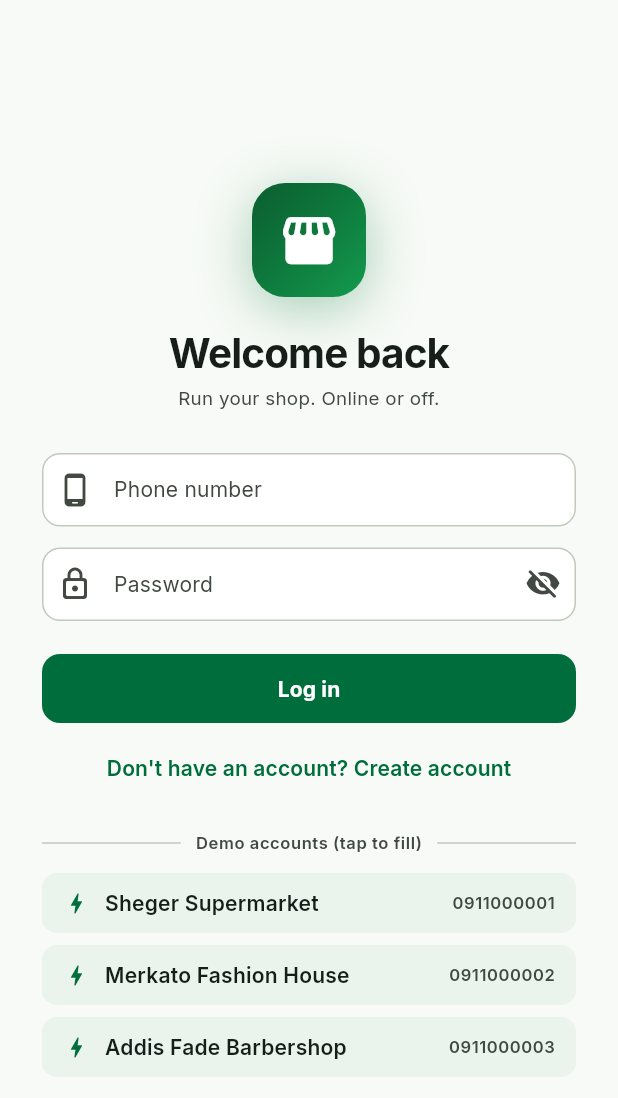
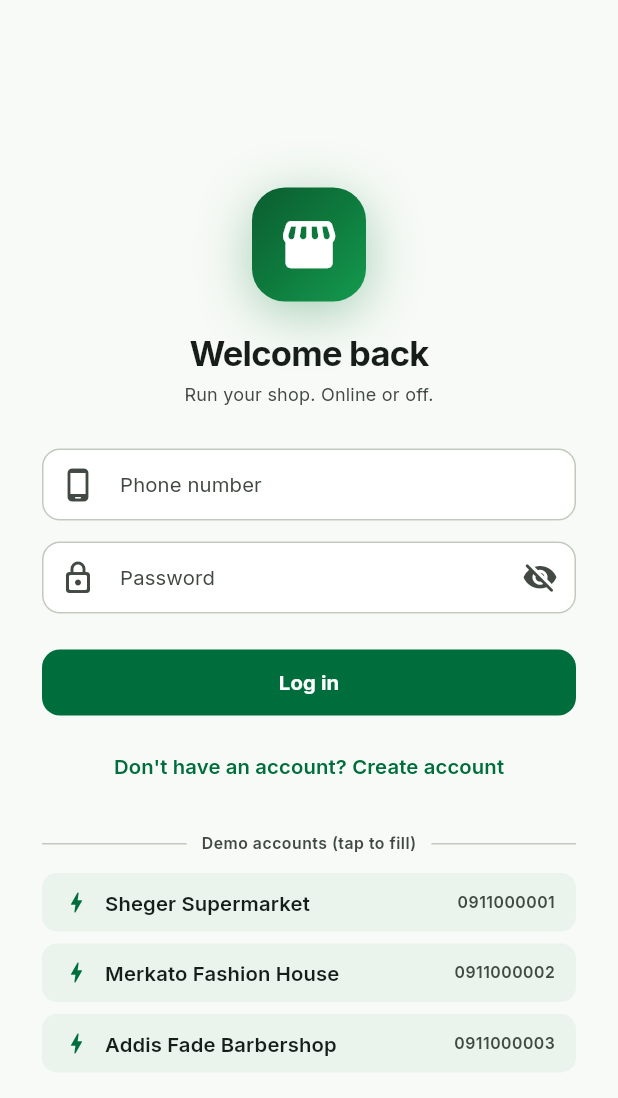
Before and after one commit to L3von36/velo, a Flutter app: the screen it shows after launch, after a tap on "🇪🇹", after a tap on "English", after a tap on "Continue", on a phone screen of 412 x 824 dp. Shown: the top 1098 px of the screen. Run offline on Flutter 3.47's test engine with Material 3 defaults, Android fonts, the phone set to English and light mode, and no system bars; our stand-ins replace connectivity_plus, fl_chart, flutter_riverpod, shared_preferences, supabase_flutter; accounts and stored records are empty; network calls fail.

Commit message:
Instagram-compact typography + 'More' bottom-nav menu
- Scale entire type system down (body 14→13.5, titles 19→17, labels tight)
  for an Instagram-like density; AppBar 64→56, buttons 50→44, navbar 72→64,
  inputs/ListTiles tightened, density comfortable→standard.
- Bottom nav (phones): Home/Sell/Catalog/Customers + 'More' button replacing
  the Reports slot. More opens a bottom sheet with Reports, Expenses, Staff,
  Settings (visibility-aware). Tablet/desktop rail unchanged.
- New l10n key 'more' (EN + AM). Version 1.2.4+7.

```diff
--- a/flutter_app/lib/l10n/app_am.arb
+++ b/flutter_app/lib/l10n/app_am.arb
@@ -43,6 +43,7 @@
   "staff": "ሠራተኞች",
   "expenses": "ወጪዎች",
   "settings": "ቅንብሮች",
+  "more": "ተጨማሪ",
   "appointments": "ቀጠሮዎች",
   "dashboard": "ዳሽቦርድ",
   "todaySales": "የዛሬ ሽያጭ",
--- a/flutter_app/lib/l10n/app_en.arb
+++ b/flutter_app/lib/l10n/app_en.arb
@@ -43,6 +43,7 @@
   "staff": "Staff",
   "expenses": "Expenses",
   "settings": "Settings",
+  "more": "More",
   "appointments": "Appointments",
   "dashboard": "Dashboard",
   "todaySales": "Today's sales",
--- a/flutter_app/lib/l10n/app_localizations.dart
+++ b/flutter_app/lib/l10n/app_localizations.dart
@@ -355,6 +355,12 @@ abstract class AppLocalizations {
   /// In en, this message translates to:
   /// **'Settings'**
   String get settings;
+
+  /// No description provided for @more.
+  ///
+  /// In en, this message translates to:
+  /// **'More'**
+  String get more;
 
   /// No description provided for @appointments.
   ///
--- a/flutter_app/lib/l10n/app_localizations_am.dart
+++ b/flutter_app/lib/l10n/app_localizations_am.dart
@@ -137,6 +137,9 @@ class AppLocalizationsAm extends AppLocalizations {
 
   @override
   String get settings => 'ቅንብሮች';
+
+  @override
+  String get more => 'ተጨማሪ';
 
   @override
   String get appointments => 'ቀጠሮዎች';
--- a/flutter_app/lib/l10n/app_localizations_en.dart
+++ b/flutter_app/lib/l10n/app_localizations_en.dart
@@ -138,6 +138,9 @@ class AppLocalizationsEn extends AppLocalizations {
 
   @override
   String get settings => 'Settings';
+
+  @override
+  String get more => 'More';
 
   @override
   String get appointments => 'Appointments';
--- a/flutter_app/lib/theme/app_theme.dart
+++ b/flutter_app/lib/theme/app_theme.dart
@@ -95,87 +95,88 @@ class AppTheme {
       final onVar = b == Brightness.dark
           ? const Color(0xFFBFC9BF)
           : const Color(0xFF414942);
+      // Instagram-compact scale: body ~13.5, titles ~17, labels tight.
       return TextTheme(
         displaySmall: TextStyle(
-            fontSize: 34,
+            fontSize: 29,
             fontWeight: FontWeight.w800,
-            letterSpacing: -1.0,
+            letterSpacing: -0.9,
             color: onSurface,
             fontFamily: fontFamily,
             fontFamilyFallback: fontFamilyFallback),
         headlineMedium: TextStyle(
-            fontSize: 27,
+            fontSize: 23,
             fontWeight: FontWeight.w800,
-            letterSpacing: -0.6,
+            letterSpacing: -0.5,
             color: onSurface,
             fontFamily: fontFamily,
             fontFamilyFallback: fontFamilyFallback),
         headlineSmall: TextStyle(
-            fontSize: 23,
-            fontWeight: FontWeight.w700,
-            letterSpacing: -0.4,
-            color: onSurface,
-            fontFamily: fontFamily,
-            fontFamilyFallback: fontFamilyFallback),
-        titleLarge: TextStyle(
-            fontSize: 19,
+            fontSize: 19.5,
             fontWeight: FontWeight.w700,
             letterSpacing: -0.3,
             color: onSurface,
             fontFamily: fontFamily,
             fontFamilyFallback: fontFamilyFallback),
+        titleLarge: TextStyle(
+            fontSize: 17,
+            fontWeight: FontWeight.w700,
+            letterSpacing: -0.25,
+            color: onSurface,
+            fontFamily: fontFamily,
+            fontFamilyFallback: fontFamilyFallback),
         titleMedium: TextStyle(
-            fontSize: 15.5,
+            fontSize: 14.5,
             fontWeight: FontWeight.w600,
             letterSpacing: -0.1,
             color: onSurface,
             fontFamily: fontFamily,
             fontFamilyFallback: fontFamilyFallback),
         titleSmall: TextStyle(
-            fontSize: 13.5,
+            fontSize: 13,
             fontWeight: FontWeight.w600,
             color: onSurface,
             fontFamily: fontFamily,
             fontFamilyFallback: fontFamilyFallback),
         bodyLarge: TextStyle(
-            fontSize: 15.5,
+            fontSize: 14.5,
             fontWeight: FontWeight.w400,
             letterSpacing: 0.1,
             color: onSurface,
             fontFamily: fontFamily,
             fontFamilyFallback: fontFamilyFallback),
         bodyMedium: TextStyle(
-            fontSize: 14,
+            fontSize: 13.5,
             fontWeight: FontWeight.w400,
-            letterSpacing: 0.15,
+            letterSpacing: 0.1,
             color: onSurface,
             fontFamily: fontFamily,
             fontFamilyFallback: fontFamilyFallback),
         bodySmall: TextStyle(
-            fontSize: 12.5,
+            fontSize: 12,
             fontWeight: FontWeight.w400,
-            letterSpacing: 0.2,
+            letterSpacing: 0.15,
             color: onVar,
             fontFamily: fontFamily,
             fontFamilyFallback: fontFamilyFallback),
         labelLarge: TextStyle(
-            fontSize: 14,
+            fontSize: 13.5,
             fontWeight: FontWeight.w600,
             letterSpacing: 0.1,
             color: onSurface,
             fontFamily: fontFamily,
             fontFamilyFallback: fontFamilyFallback),
         labelMedium: TextStyle(
-            fontSize: 12,
+            fontSize: 11.5,
             fontWeight: FontWeight.w600,
-            letterSpacing: 0.3,
+            letterSpacing: 0.25,
             color: onVar,
             fontFamily: fontFamily,
             fontFamilyFallback: fontFamilyFallback),
         labelSmall: TextStyle(
-            fontSize: 11,
+            fontSize: 10.5,
             fontWeight: FontWeight.w600,
-            letterSpacing: 0.4,
+            letterSpacing: 0.35,
             color: onVar,
             fontFamily: fontFamily,
             fontFamilyFallback: fontFamilyFallback),
@@ -190,7 +191,7 @@ class AppTheme {
       fontFamilyFallback: fontFamilyFallback,
       textTheme: textTheme(brightness),
       splashFactory: InkSparkle.splashFactory,
-      visualDensity: VisualDensity.comfortable,
+      visualDensity: VisualDensity.standard,
       pageTransitionsTheme: const PageTransitionsTheme(builders: {
         TargetPlatform.android: ZoomPageTransitionsBuilder(),
         TargetPlatform.iOS: CupertinoPageTransitionsBuilder(),
@@ -209,7 +210,7 @@ class AppTheme {
         backgroundColor: scheme.surface,
         foregroundColor: scheme.onSurface,
         titleTextStyle: base.textTheme.titleLarge,
-        toolbarHeight: 64,
+        toolbarHeight: 56,
         shape: Border(
           bottom: BorderSide(color: scheme.outlineVariant.withValues(alpha: 0.45)),
         ),
@@ -232,8 +233,8 @@ class AppTheme {
       // ── Buttons ─────────────────────────────────────────────────────────
       filledButtonTheme: FilledButtonThemeData(
         style: FilledButton.styleFrom(
-          minimumSize: const Size(0, 50),
-          padding: const EdgeInsets.symmetric(horizontal: 22),
+          minimumSize: const Size(0, 44),
+          padding: const EdgeInsets.symmetric(horizontal: 18),
           shape:
               RoundedRectangleBorder(borderRadius: BorderRadius.circular(rSm + 2)),
           textStyle: base.textTheme.labelLarge?.copyWith(
@@ -242,8 +243,8 @@ class AppTheme {
       ),
       outlinedButtonTheme: OutlinedButtonThemeData(
         style: OutlinedButton.styleFrom(
-          minimumSize: const Size(0, 50),
-          padding: const EdgeInsets.symmetric(horizontal: 20),
+          minimumSize: const Size(0, 44),
+          padding: const EdgeInsets.symmetric(horizontal: 16),
           shape:
               RoundedRectangleBorder(borderRadius: BorderRadius.circular(rSm + 2)),
           side: BorderSide(color: scheme.outlineVariant),
@@ -254,7 +255,7 @@ class AppTheme {
       ),
       textButtonTheme: TextButtonThemeData(
         style: TextButton.styleFrom(
-          minimumSize: const Size(0, 44),
+          minimumSize: const Size(0, 40),
           textStyle: base.textTheme.labelLarge?.copyWith(
               fontWeight: FontWeight.w600, fontFamilyFallback: fontFamilyFallback),
         ),
@@ -296,7 +297,7 @@ class AppTheme {
           borderSide: BorderSide(color: scheme.error, width: 1.8),
         ),
         contentPadding:
-            const EdgeInsets.symmetric(horizontal: 16, vertical: 15),
+            const EdgeInsets.symmetric(horizontal: 14, vertical: 13),
       ),
 
       // ── Chips ───────────────────────────────────────────────────────────
@@ -318,7 +319,7 @@ class AppTheme {
 
       // ── Navigation ──────────────────────────────────────────────────────
       navigationBarTheme: NavigationBarThemeData(
-        height: 72,
+        height: 64,
         elevation: 0,
         backgroundColor: isDark
             ? scheme.surfaceContainerLow
@@ -453,7 +454,7 @@ class AppTheme {
       ),
       listTileTheme: ListTileThemeData(
         shape: RoundedRectangleBorder(borderRadius: BorderRadius.circular(rSm)),
-        contentPadding: const EdgeInsets.symmetric(horizontal: 16, vertical: 4),
+        contentPadding: const EdgeInsets.symmetric(horizontal: 16, vertical: 2),
         titleTextStyle: base.textTheme.bodyLarge
             ?.copyWith(fontWeight: FontWeight.w600, fontFamilyFallback: fontFamilyFallback),
         subtitleTextStyle: base.textTheme.bodySmall?.copyWith(fontFamilyFallback: fontFamilyFallback),
--- a/flutter_app/pubspec.yaml
+++ b/flutter_app/pubspec.yaml
@@ -16,7 +16,7 @@ publish_to: 'none' # Remove this line if you wish to publish to pub.dev
 # https://developer.apple.com/library/archive/documentation/General/Reference/InfoPlistKeyReference/Articles/CoreFoundationKeys.html
 # In Windows, build-name is used as the major, minor, and patch parts
 # of the product and file versions while build-number is used as the build suffix.
-version: 1.2.3+6
+version: 1.2.4+7
 
 environment:
   sdk: ^3.9.0
```
Also changed, not shown: flutter_app/lib/screens/shell/home_shell.dart (+109 -11 lines).
